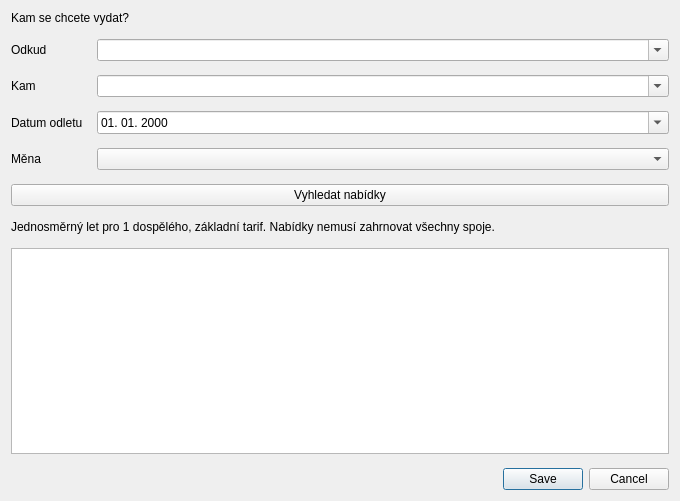
mp00077/Letenky, file ui/add_watch.ui: the form before one commit.
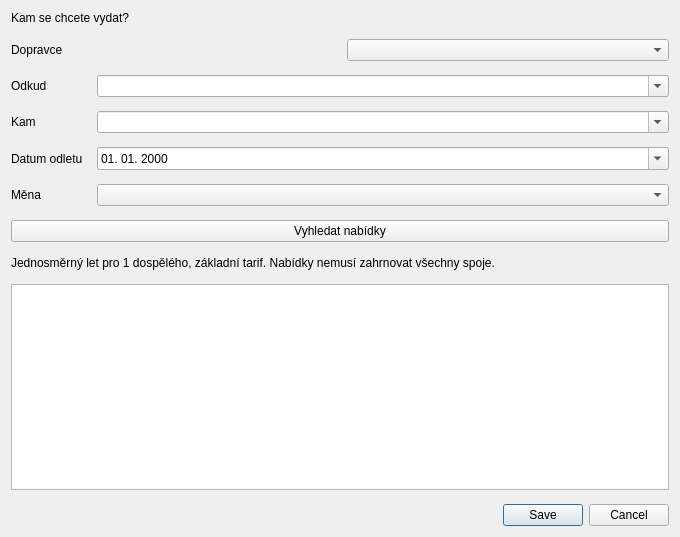
The form after the commit.

Patch:
```diff
--- a/ui/add_watch.ui
+++ b/ui/add_watch.ui
@@ -7,6 +7,10 @@
   <layout class="QVBoxLayout" name="layout">
    <property name="spacing"><number>14</number></property>
    <item><widget class="QLabel" name="heading"><property name="text"><string>Kam se chcete vydat?</string></property></widget></item>
+   <item><layout class="QHBoxLayout" name="carrierLayout">
+    <item><widget class="QLabel" name="carrierLabel"><property name="text"><string>Dopravce</string></property><property name="buddy"><cstring>carrierCombo</cstring></property></widget></item>
+    <item><widget class="QComboBox" name="carrierCombo"/></item>
+   </layout></item>
    <item><layout class="QFormLayout" name="form">
     <item row="0" column="0"><widget class="QLabel" name="originLabel"><property name="text"><string>Odkud</string></property></widget></item>
     <item row="0" column="1"><widget class="QComboBox" name="originCombo"><property name="editable"><bool>true</bool></property></widget></item>
```
